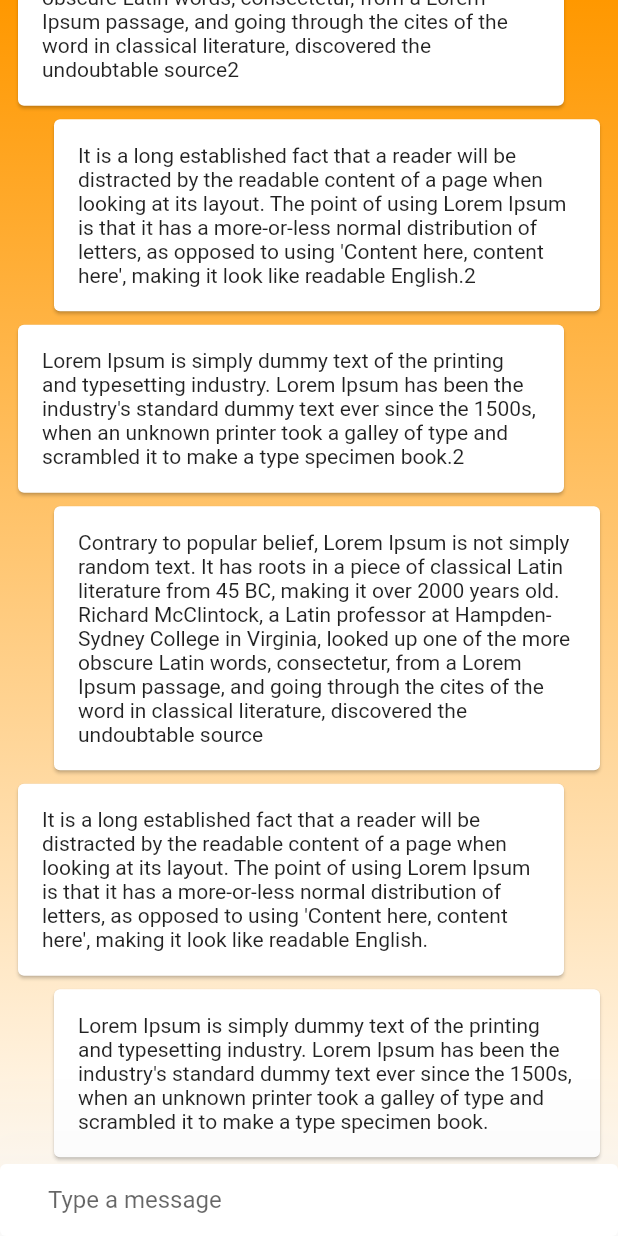
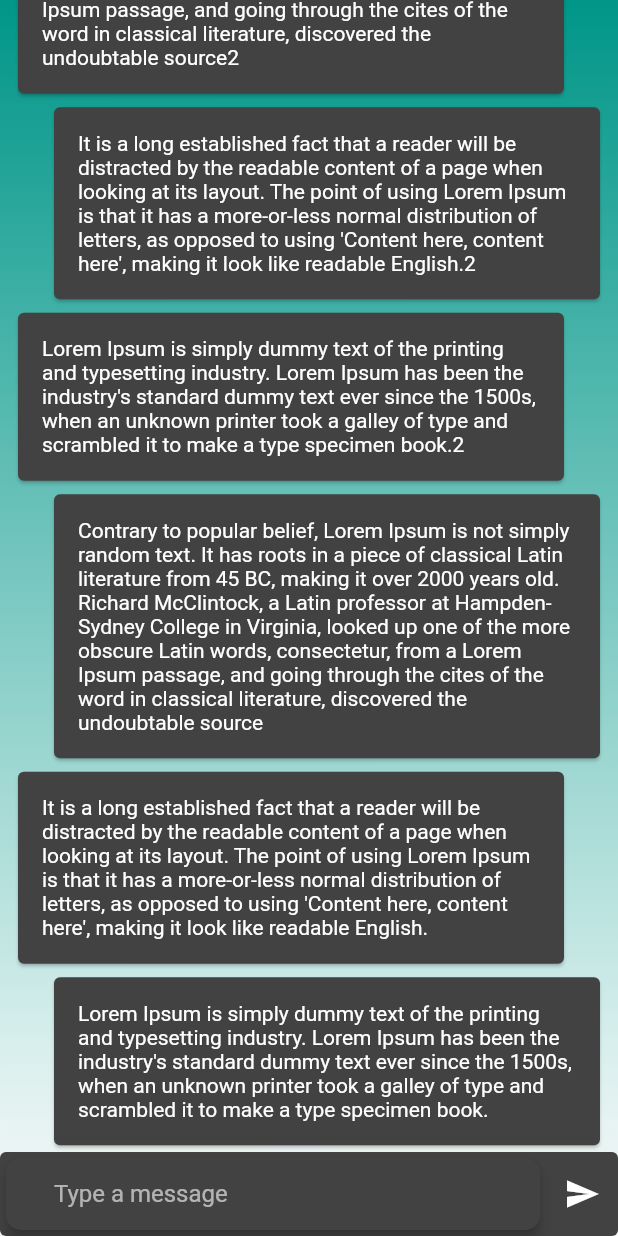
Before and after one commit to hidragos/firebase-flutter-messaging, a Flutter app: the screen it shows after launch, on a phone screen of 412 x 824 dp. Run offline on Flutter 3.47's test engine with Material 2 defaults, Android fonts, the phone set to English and light mode, and no system bars.

Commit message:
Implement dark mode

```diff
--- a/lib/global-data.dart
+++ b/lib/global-data.dart
@@ -1,5 +1,6 @@
+import 'package:flutter/cupertino.dart';
 import 'package:flutter/material.dart';
 
 class GlobalData {
-  static const MaterialColor primaryColor = Colors.orange;
+  static const MaterialColor primaryColor = Colors.grey;
 }
--- a/lib/main.dart
+++ b/lib/main.dart
@@ -1,3 +1,4 @@
+import 'package:flutter/cupertino.dart';
 import 'package:flutter/material.dart';
 import 'package:flutter_application_1/global-data.dart';
 import 'package:flutter_application_1/main-view.dart';
@@ -6,19 +7,24 @@ import 'package:flutter_application_1/message.dart';
 import 'package:flutter_application_1/statitc-messages.dart';
 
 void main() {
-  runApp(const MyApp());
+  runApp(const Main());
 }
 
-class MyApp extends StatelessWidget {
-  const MyApp({Key? key}) : super(key: key);
+class Main extends StatelessWidget {
+  const Main({Key? key}) : super(key: key);
 
   @override
   Widget build(BuildContext context) {
     return MaterialApp(
       title: 'Flutter Demo',
       theme: ThemeData(
-        primarySwatch: GlobalData.primaryColor,
+        brightness: Brightness.light,
       ),
+      darkTheme: ThemeData(
+        brightness: Brightness.dark,
+      ),
+      themeMode: ThemeMode.dark,
+      debugShowCheckedModeBanner: false,
       home: const MyHomePage(title: 'Flutter Demo Home Page'),
     );
   }
@@ -50,7 +56,7 @@ class _MyHomePageState extends State<MyHomePage> {
                     begin: Alignment.topCenter,
                     end: Alignment.bottomCenter,
                     colors: [
-                  GlobalData.primaryColor,
+                  Colors.teal,
                   Colors.white,
                 ])),
             child: Column(
--- a/lib/message-input.dart
+++ b/lib/message-input.dart
@@ -24,13 +24,18 @@ class _MessageInputState extends State<MessageInput> {
 
   @override
   Widget build(BuildContext context) {
-    var borderSide = const BorderSide(
-      color: Colors.grey,
-      width: 0.5,
-    );
     return Card(
       margin: const EdgeInsets.all(0),
       elevation: 100,
+      child: Row(
+        children: [
+          Expanded(
+            flex: 99,
+            child: Card(
+              shape: RoundedRectangleBorder(
+                borderRadius: BorderRadius.circular(10.0),
+              ),
+              elevation: 4,
               child: Padding(
                 padding: const EdgeInsets.symmetric(horizontal: 32.0),
                 child: TextField(
@@ -44,6 +49,17 @@ class _MessageInputState extends State<MessageInput> {
                   ),
                 ),
               ),
+            ),
+          ),
+          IconButton(
+            icon: const Icon(Icons.send),
+            onPressed: () {
+              final String text = _controller.text;
+              _controller.clear();
+            },
+          ),
+        ],
+      ),
     );
   }
 }
--- a/lib/message.dart
+++ b/lib/message.dart
@@ -3,7 +3,7 @@ import 'package:flutter/material.dart';
 class Message extends StatelessWidget {
   final String message;
   final bool isMe;
-  final double isMeDifference = 32;
+  final double isMePaddingH = 32;
   final double standardPaddingH = 8;
   final double standardPaddingV = 0.5;
 
@@ -14,9 +14,9 @@ class Message extends StatelessWidget {
   Widget build(BuildContext context) {
     return Padding(
       padding: EdgeInsets.fromLTRB(
-          isMe ? isMeDifference : standardPaddingH,
+          isMe ? isMePaddingH : standardPaddingH,
           standardPaddingV,
-          !isMe ? isMeDifference : standardPaddingH,
+          !isMe ? isMePaddingH : standardPaddingH,
           standardPaddingV),
       child: SizedBox(
           width: Size.infinite.width,
```
Also changed, not shown: 1 other file. Lines whose indentation alone changed are shown as unchanged.
